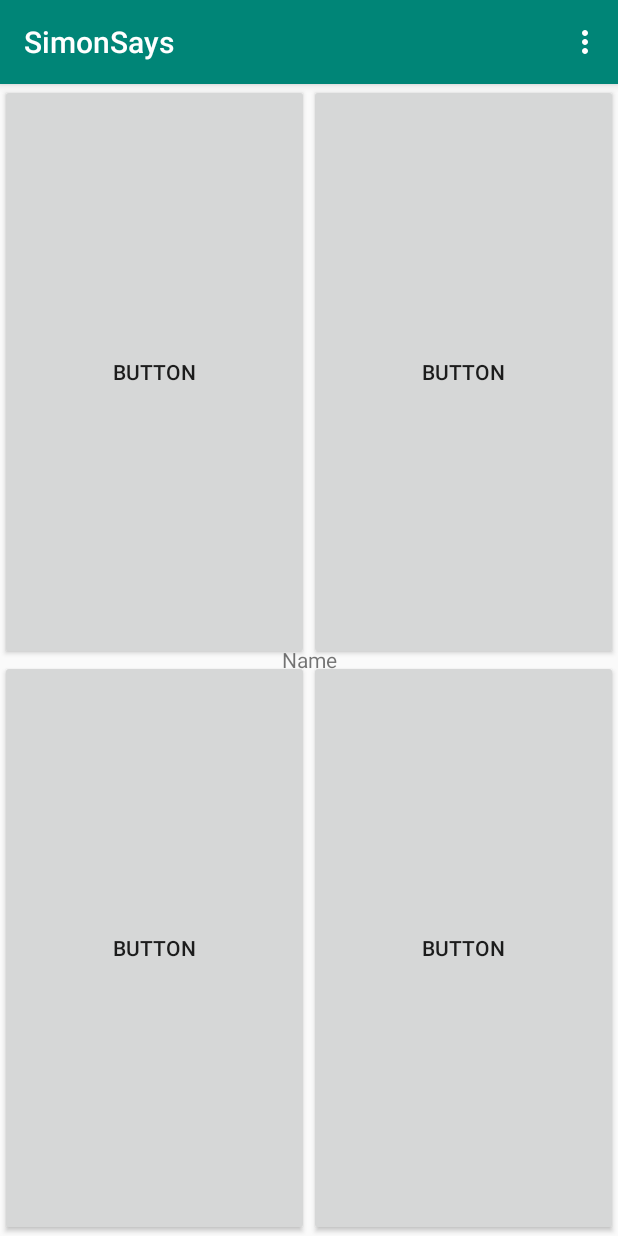
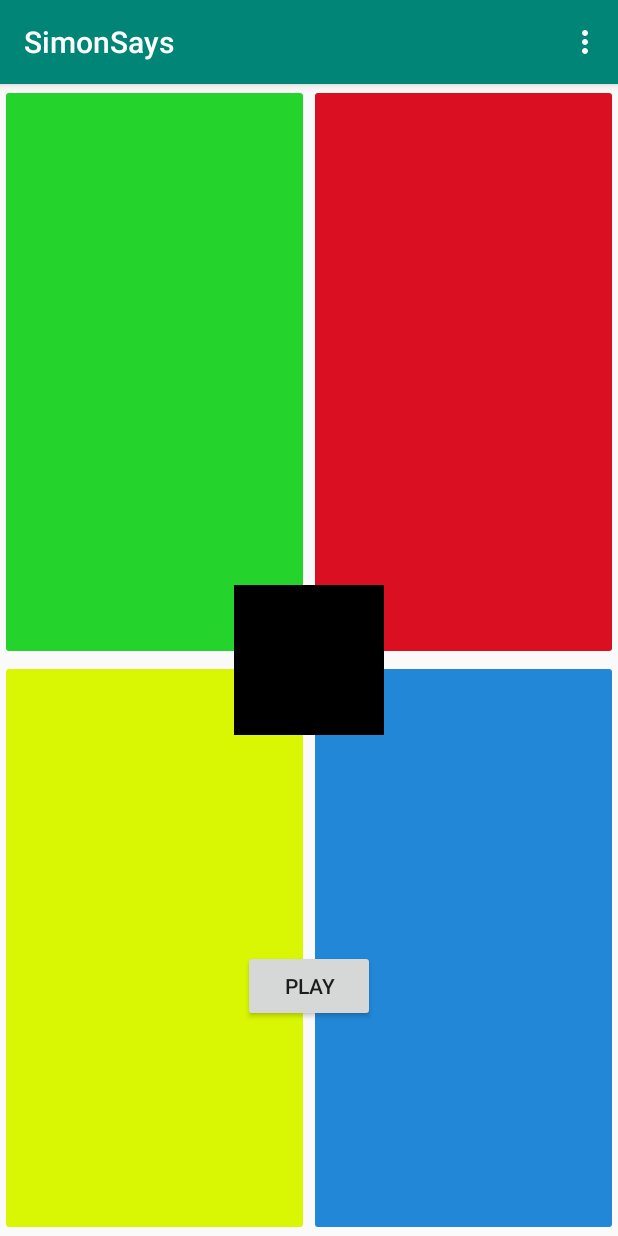
Before and after one commit to pacos16/SimonSays, an Android app: the screen it shows after launch (MainActivity), on a phone screen of 412 x 824 dp. Run offline under Robolectric (Android 15) with nearby library versions, the phone set to English and light mode, and no system bars.

Commit message:
tint list implemented

```diff
--- a/app/src/main/java/com/example/simonsays/GameFragment.java
+++ b/app/src/main/java/com/example/simonsays/GameFragment.java
@@ -1,18 +1,26 @@
 package com.example.simonsays;
 
-import android.content.res.ColorStateList;
+import android.graphics.Canvas;
 import android.graphics.Color;
+
+import android.graphics.ColorFilter;
+import android.graphics.PixelFormat;
 import android.graphics.drawable.Drawable;
 import android.os.Bundle;
 import android.view.LayoutInflater;
 import android.view.View;
 import android.view.ViewGroup;
+import android.widget.Button;
 import android.widget.TextView;
 
 import androidx.annotation.NonNull;
 import androidx.annotation.Nullable;
 import androidx.appcompat.widget.AppCompatButton;
+import androidx.core.content.ContextCompat;
 import androidx.fragment.app.Fragment;
+
+import java.util.ArrayList;
+import java.util.Random;
 
 public class GameFragment extends Fragment {
     private AppCompatButton btGreen;
@@ -20,6 +28,10 @@ public class GameFragment extends Fragment {
     private AppCompatButton btYellow;
     private AppCompatButton btBlue;
     private TextView tvScore;
+    private ArrayList<Integer> playSecuence;
+    private Random random;
+    private int turn;
+    private Button btPlay;
 
     @Nullable
     @Override
@@ -30,14 +42,40 @@ public class GameFragment extends Fragment {
     @Override
     public void onActivityCreated(@Nullable Bundle savedInstanceState) {
         super.onActivityCreated(savedInstanceState);
+        btPlay=getActivity().findViewById(R.id.btPlay);
         btGreen=getActivity().findViewById(R.id.btGreen);
         btBlue=getActivity().findViewById(R.id.btBlue);
         btYellow=getActivity().findViewById(R.id.btYellow);
         btRed=getActivity().findViewById(R.id.btRed);
         tvScore=getActivity().findViewById(R.id.tvScore);
+        tvScore.setBackgroundColor(Color.BLACK);
         tvScore.bringToFront();
+
+        btGreen.setBackgroundTintList(ContextCompat.getColorStateList(getContext(),R.color.green_button));
+        btYellow.setBackgroundTintList(ContextCompat.getColorStateList(getContext(),R.color.yellow_button));
+        btRed.setBackgroundTintList(ContextCompat.getColorStateList(getContext(),R.color.red_button));
+        btBlue.setBackgroundTintList(ContextCompat.getColorStateList(getContext(),R.color.blue_button));
+
+
+        btPlay.setOnClickListener(new View.OnClickListener() {
+            @Override
+            public void onClick(View v) {
+                random=new Random();
+                turn=1;
+                btPlay.setEnabled(false);
+                btPlay.setVisibility(View.GONE);
+
+            }
+        });
+
+
+    }
 
 
 
-    }
+
+
+
+
+
 }
--- a/app/src/main/java/com/example/simonsays/MainActivity.java
+++ b/app/src/main/java/com/example/simonsays/MainActivity.java
@@ -25,6 +25,7 @@ public class MainActivity extends AppCompatActivity {
 
 
 
+
     }
 
     @Override
--- /dev/null
+++ b/app/src/main/res/color/blue_button.xml
@@ -0,0 +1,6 @@
+<?xml version="1.0" encoding="utf-8"?>
+<selector xmlns:android="http://schemas.android.com/apk/res/android">
+    <item android:color=" #76b6e7 "
+        android:state_pressed="true"/>
+    <item android:color=" #2287d7"/>
+</selector>
--- /dev/null
+++ b/app/src/main/res/color/green_button.xml
@@ -0,0 +1,9 @@
+<?xml version="1.0" encoding="utf-8"?>
+<selector xmlns:android="http://schemas.android.com/apk/res/android">
+
+    <item android:color="#72eb77"
+        android:state_pressed="true"/>
+
+    <item android:color="#24d32c"/>
+
+</selector>
--- /dev/null
+++ b/app/src/main/res/color/red_button.xml
@@ -0,0 +1,6 @@
+<?xml version="1.0" encoding="utf-8"?>
+<selector xmlns:android="http://schemas.android.com/apk/res/android">
+        <item android:color="#cf5560"
+            android:state_pressed="true"/>
+        <item android:color=" #da0f21 "/>
+</selector>
--- /dev/null
+++ b/app/src/main/res/color/yellow_button.xml
@@ -0,0 +1,6 @@
+<?xml version="1.0" encoding="utf-8"?>
+<selector xmlns:android="http://schemas.android.com/apk/res/android">
+    <item android:color=" #dbea6e "
+        android:state_pressed="true"/>
+    <item android:color=" #d9f702 "/>
+</selector>
--- a/app/src/main/res/layout/fragment_game_layout.xml
+++ b/app/src/main/res/layout/fragment_game_layout.xml
@@ -25,54 +25,66 @@
         android:id="@+id/btGreen"
         android:layout_width="0dp"
         android:layout_height="0dp"
-        android:text="Button"
         app:layout_constraintBottom_toTopOf="@+id/glHorizontal"
         app:layout_constraintEnd_toStartOf="@+id/glVertical"
         app:layout_constraintStart_toStartOf="parent"
-        app:layout_constraintTop_toTopOf="parent" />
+        app:layout_constraintTop_toTopOf="parent"
+        android:stateListAnimator="@null"/>
 
     <Button
         android:id="@+id/btRed"
         android:layout_width="0dp"
         android:layout_height="0dp"
-        android:text="Button"
         app:layout_constraintBottom_toTopOf="@+id/glHorizontal"
         app:layout_constraintEnd_toEndOf="parent"
         app:layout_constraintStart_toStartOf="@+id/glVertical"
-        app:layout_constraintTop_toTopOf="parent" />
+        app:layout_constraintTop_toTopOf="parent"
+        android:stateListAnimator="@null" />
 
     <Button
         android:id="@+id/btYellow"
         android:layout_width="0dp"
         android:layout_height="0dp"
-        android:text="Button"
         app:layout_constraintBottom_toBottomOf="parent"
         app:layout_constraintEnd_toStartOf="@+id/glVertical"
         app:layout_constraintStart_toStartOf="parent"
-        app:layout_constraintTop_toTopOf="@+id/glHorizontal" />
+        app:layout_constraintTop_toTopOf="@+id/glHorizontal"
+        android:stateListAnimator="@null"/>
 
     <Button
         android:id="@+id/btBlue"
         android:layout_width="0dp"
         android:layout_height="0dp"
-        android:text="Button"
         app:layout_constraintBottom_toBottomOf="parent"
         app:layout_constraintEnd_toEndOf="parent"
         app:layout_constraintStart_toStartOf="@+id/glVertical"
-        app:layout_constraintTop_toTopOf="@+id/glHorizontal" />
+        app:layout_constraintTop_toTopOf="@+id/glHorizontal"
+        android:stateListAnimator="@null"/>
 
     <TextView
         android:id="@+id/tvScore"
-        android:layout_width="40dp"
-        android:layout_height="40dp"
+        android:layout_width="100dp"
+        android:layout_height="100dp"
         android:ems="10"
         android:gravity="center"
         android:inputType="textPersonName"
         android:text="Name"
+        android:textColor="#00E0CDB9"
+        android:textSize="18sp"
         app:layout_constraintBottom_toBottomOf="parent"
         app:layout_constraintEnd_toEndOf="parent"
         app:layout_constraintStart_toStartOf="parent"
         app:layout_constraintTop_toTopOf="parent" />
 
+    <Button
+        android:id="@+id/btPlay"
+        android:layout_width="wrap_content"
+        android:layout_height="wrap_content"
+        android:text="Play"
+        app:layout_constraintBottom_toBottomOf="parent"
+        app:layout_constraintEnd_toEndOf="parent"
+        app:layout_constraintStart_toStartOf="parent"
+        app:layout_constraintTop_toBottomOf="@+id/tvScore" />
+
 
 </androidx.constraintlayout.widget.ConstraintLayout>
```
